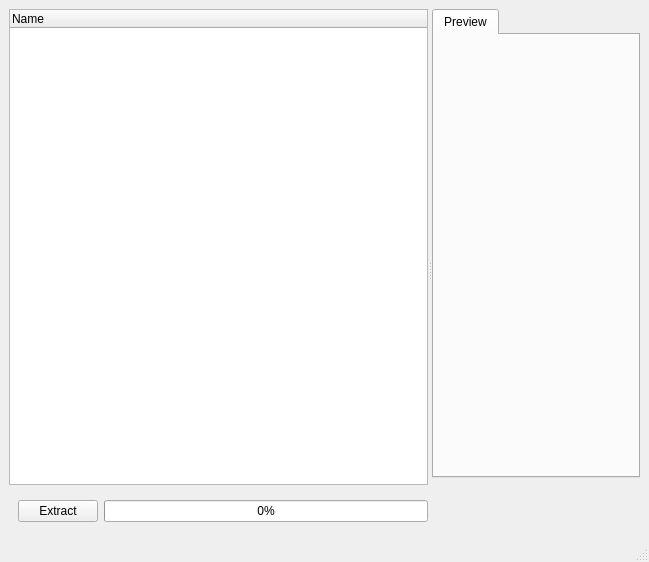
This is ui/Exporter.ui in Puxtril/Warframe-Exporter as Qt 5 draws it before an edit. The edited form follows.
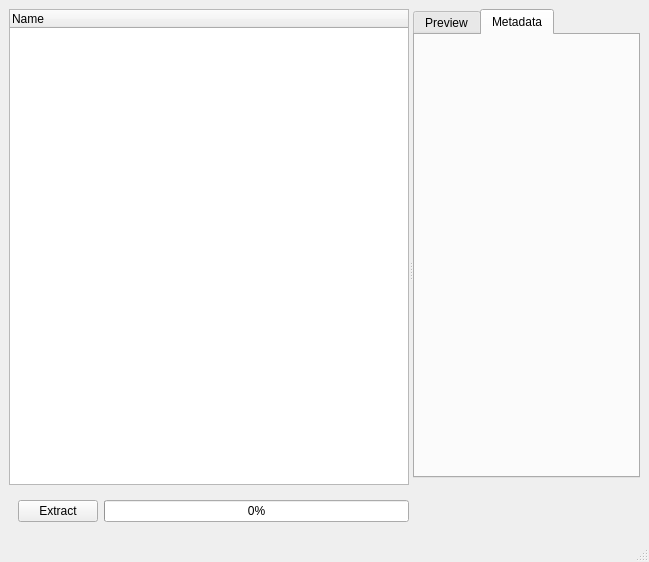
This is the edited form. The open tabs and pages were chosen to show the change.

```diff
--- a/ui/Exporter.ui
+++ b/ui/Exporter.ui
@@ -115,6 +115,12 @@
              </attribute>
              <layout class="QVBoxLayout" name="verticalLayout_3"/>
             </widget>
+            <widget class="QWidget" name="Metadata">
+             <attribute name="title">
+              <string>Metadata</string>
+             </attribute>
+             <layout class="QVBoxLayout" name="verticalLayout"/>
+            </widget>
            </widget>
           </item>
           <item>
```
Left out of the diff: 6 changed lines with no effect on the pictures.
